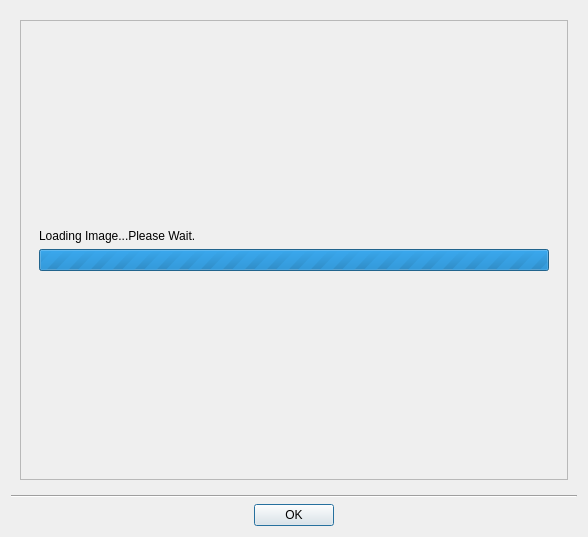
Before: the Qt Designer form client/nx_client_desktop/src/nx/client/desktop/export/ui/dialogs/export_settings_dialog.ui in networkoptix/nx_open, drawn with Qt 5.
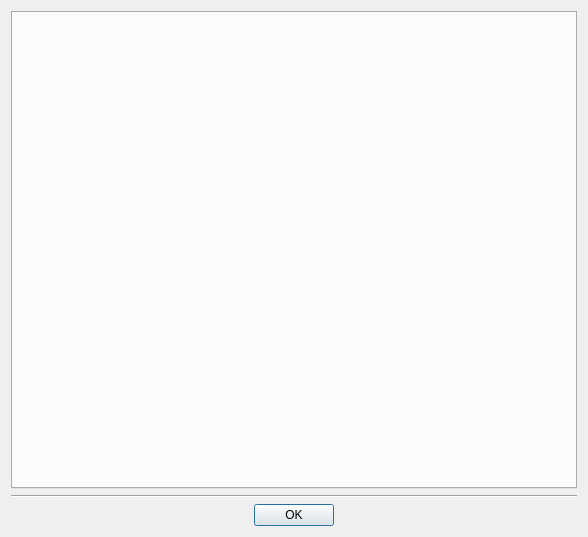
After: the same form once the commit is applied.

Commit message:
Dummies for a universal dialog
<==== Mercurial data ====>
Branch: x_VMS-6861_universal_export_dialog

What changed in the file:
```diff
--- a/client/nx_client_desktop/src/nx/client/desktop/export/ui/dialogs/export_settings_dialog.ui
+++ b/client/nx_client_desktop/src/nx/client/desktop/export/ui/dialogs/export_settings_dialog.ui
@@ -15,106 +15,7 @@
   </property>
   <layout class="QVBoxLayout" name="verticalLayout">
    <item>
-    <widget class="QWidget" name="widget" native="true">
-     <layout class="QVBoxLayout" name="verticalLayout_2">
-      <item>
-       <widget class="QScrollArea" name="scrollArea">
-        <property name="widgetResizable">
-         <bool>true</bool>
-        </property>
-        <property name="alignment">
-         <set>Qt::AlignCenter</set>
-        </property>
-        <widget class="QWidget" name="scrollAreaWidgetContents">
-         <property name="geometry">
-          <rect>
-           <x>0</x>
-           <y>0</y>
-           <width>550</width>
-           <height>461</height>
-          </rect>
-         </property>
-         <layout class="QHBoxLayout" name="horizontalLayout_2">
-          <item>
-           <widget class="QStackedWidget" name="stackedWidget">
-            <property name="currentIndex">
-             <number>1</number>
-            </property>
-            <widget class="QWidget" name="page">
-             <layout class="QHBoxLayout" name="horizontalLayout" stretch="1">
-              <item>
-               <widget class="QLabel" name="imageLabel">
-                <property name="text">
-                 <string>No image</string>
-                </property>
-                <property name="alignment">
-                 <set>Qt::AlignCenter</set>
-                </property>
-               </widget>
-              </item>
-             </layout>
-            </widget>
-            <widget class="QWidget" name="page_2">
-             <layout class="QVBoxLayout" name="verticalLayout_3">
-              <item>
-               <spacer name="verticalSpacer_2">
-                <property name="orientation">
-                 <enum>Qt::Vertical</enum>
-                </property>
-                <property name="sizeHint" stdset="0">
-                 <size>
-                  <width>20</width>
-                  <height>40</height>
-                 </size>
-                </property>
-               </spacer>
-              </item>
-              <item>
-               <widget class="QLabel" name="label">
-                <property name="text">
-                 <string>Loading Image...Please Wait.</string>
-                </property>
-                <property name="wordWrap">
-                 <bool>true</bool>
-                </property>
-               </widget>
-              </item>
-              <item>
-               <widget class="QProgressBar" name="progressBar">
-                <property name="maximum">
-                 <number>0</number>
-                </property>
-                <property name="value">
-                 <number>-1</number>
-                </property>
-                <property name="format">
-                 <string/>
-                </property>
-               </widget>
-              </item>
-              <item>
-               <spacer name="verticalSpacer">
-                <property name="orientation">
-                 <enum>Qt::Vertical</enum>
-                </property>
-                <property name="sizeHint" stdset="0">
-                 <size>
-                  <width>20</width>
-                  <height>40</height>
-                 </size>
-                </property>
-               </spacer>
-              </item>
-             </layout>
-            </widget>
-           </widget>
-          </item>
-         </layout>
-        </widget>
-       </widget>
-      </item>
-     </layout>
-    </widget>
+    <widget class="QTabWidget" name="tabWidget"/>
    </item>
    <item>
     <widget class="Line" name="line">
```
The commit also changes 2 other files.
